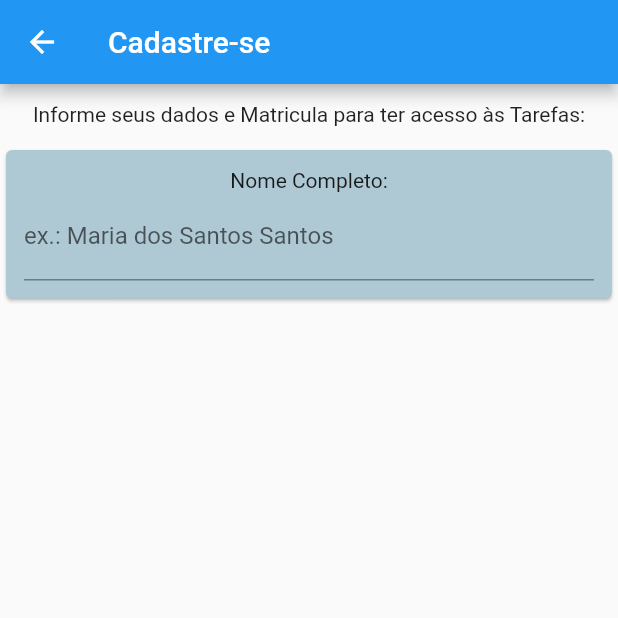
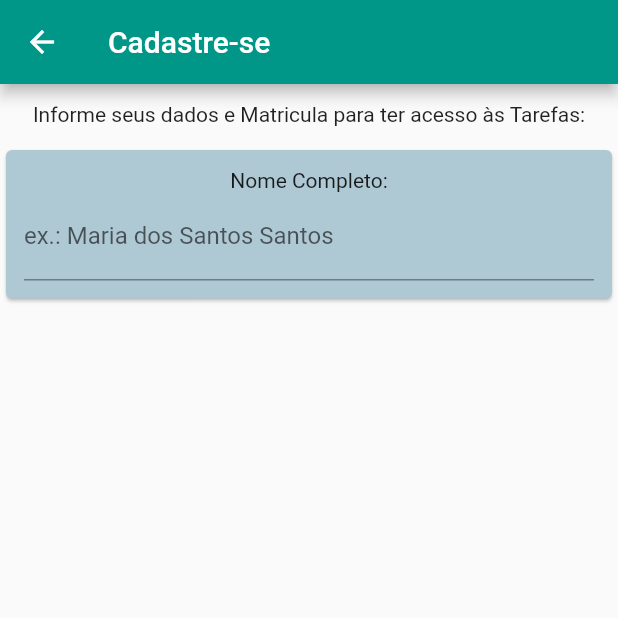
Before and after one commit to Gustavowilker/Cadastramento, a Flutter app: the screen it shows after launch, after a tap on "Cadastre-se", on a phone screen of 412 x 824 dp, the top half of it. Run offline on Flutter 3.47's test engine with Material 2 defaults, Android fonts, the phone set to English and light mode, and no system bars; network calls fail.

Commit message:
atualizações do Leo

```diff
--- a/lib/Pages/loginPage/cadastre.dart
+++ b/lib/Pages/loginPage/cadastre.dart
@@ -1,3 +1,5 @@
+// ignore_for_file: camel_case_types
+
 import 'package:flutter/material.dart';
 
 class cadastre extends StatefulWidget {
@@ -19,26 +21,26 @@ class _cadastreState extends State<cadastre> {
   Widget build(BuildContext context) {
     return Scaffold(
       appBar: AppBar(
-        title: Text('Cadastre-se'),
+        title: const Text('Cadastre-se'),
       ),
       body: Column(
         children: [
           Padding(
             padding: const EdgeInsets.all(12.0),
             child: Container(
-              child: Text(
+              child: const Text(
                 'Informe seus dados e Matricula para ter acesso às Tarefas:',
                 textAlign: TextAlign.center,
               ),
             ),
           ),
           Card(
-            color: Color.fromARGB(255, 174, 200, 212),
+            color: const Color.fromARGB(255, 174, 200, 212),
             child: Padding(
               padding: const EdgeInsets.all(12),
               child: Column(
                 children: [
-                  Text(
+                  const Text(
                     'Nome Completo:',
                     textAlign: TextAlign.left,
                   ),
@@ -46,7 +48,7 @@ class _cadastreState extends State<cadastre> {
                     onChanged: (Text) {
                       nome = Text;
                     },
-                    decoration: InputDecoration(
+                    decoration: const InputDecoration(
                         labelText: 'ex.: Maria dos Santos Santos'),
                   ),
                 ],
--- a/lib/Pages/loginPage/loginPage.dart
+++ b/lib/Pages/loginPage/loginPage.dart
@@ -1,7 +1,11 @@
+// ignore_for_file: camel_case_types
+
 import 'package:flutter/material.dart';
 import 'package:flutter_application_1/Pages/loginPage/cadastre.dart';
 
 class loginPage extends StatefulWidget {
+  const loginPage({Key? key}) : super(key: key);
+
   @override
   State<loginPage> createState() => _loginPageState();
 }
@@ -94,7 +98,7 @@ class _loginPageState extends State<loginPage> {
                             onTap: () {
                               Navigator.push(context,
                                   MaterialPageRoute(builder: (context) {
-                                return cadastre();
+                                return const cadastre();
                               }));
                             },
                           ),
@@ -118,6 +122,7 @@ class _loginPageState extends State<loginPage> {
         children: [
           SizedBox(
             height: MediaQuery.of(context).size.height,
+            width: MediaQuery.of(context).size.width,
             child: Image.asset(
               'assets/imagens/papelParede_login.jpg',
               fit: BoxFit.cover,
--- a/lib/data/dummy_users.dart
+++ b/lib/data/dummy_users.dart
@@ -1,7 +1,9 @@
+// ignore_for_file: constant_identifier_names
+
 import 'package:flutter_application_1/models/user.dart';
 
 const DUMMY_USERS = {
-  '1': const User(
+  '1':  User(
       id: '1',
       name: 'Gustavo',
       email: 'email@gmail.com',
@@ -10,7 +12,7 @@ const DUMMY_USERS = {
       password: '1234',
       avatarUrl:
           'https://cdn.pixabay.com/photo/2014/04/03/10/32/businessman-310819_960_720.png'),
-  '2': const User(
+  '2':  User(
       id: '2',
       name: 'Leonardo Otto',
       email: 'maria@gmail.com',
@@ -19,7 +21,7 @@ const DUMMY_USERS = {
       password: '1234',
       avatarUrl:
           'https://cdn.pixabay.com/photo/2016/11/18/23/38/child-1837375_960_720.png'),
-  '3': const User(
+  '3':  User(
       id: '3',
       name: 'Mary',
       email: 'Mary@gmail.com',
@@ -28,7 +30,7 @@ const DUMMY_USERS = {
       password: '1234',
       avatarUrl:
           'https://cdn.pixabay.com/photo/2016/04/01/12/11/avatar-1300582_960_720.png'),
-  '4': const User(
+  '4':  User(
       id: '4',
       name: 'Guilherme Lourenço',
       email: 'guilherme@gmail.com',
--- a/lib/main.dart
+++ b/lib/main.dart
@@ -1,6 +1,6 @@
 import 'package:flutter/material.dart';
 import 'package:flutter_application_1/Pages/PagesGerente/performance.dart';
-import 'package:flutter_application_1/Pages/PagesView/home_page.dart';
+import 'package:flutter_application_1/Pages/PagesUser/home_page.dart';
 import 'package:flutter_application_1/provider/users.dart';
 import 'package:provider/provider.dart';
 
@@ -24,13 +24,13 @@ class MyApp extends StatelessWidget {
       child: MaterialApp(
         debugShowCheckedModeBanner: false,
         theme: ThemeData(
-          primarySwatch: Colors.blue,
+          primarySwatch: Colors.teal,
         ),
         initialRoute: '/',
         routes: {
           '/': (context) => loginPage(),
-          '/home': (context) => HomePage(),
-          '/performance': (context) => performancePage(),
+          '/home': (context) => const HomePage(),
+          '/performance': (context) => const performancePage(),
         },
       ),
     );
--- a/lib/routes/app_routes.dart
+++ b/lib/routes/app_routes.dart
@@ -1,3 +1,4 @@
 class AppRoutes {
-  static const HOME = '';
+
+  static const HOME = '/home';
 }
```
Also changed, not shown: lib/Pages/PagesGerente/performance.dart (+25 -8 lines), lib/Pages/PagesUser/home_page.dart (renamed from lib/Pages/PagesView/home_page.dart, +22 -3 lines), lib/componets/user_tile.dart (+4 -4 lines), lib/models/user.dart (+3 -4 lines), lib/Pages/PagesUser/Avisos_page.dart (renamed from lib/Pages/PagesView/Avisos_page.dart), lib/Pages/PagesUser/Tarefas_page.dart (renamed from lib/Pages/PagesView/Tarefas_page.dart), lib/Pages/PagesUser/one_page.dart (renamed from lib/Pages/PagesView/one_page.dart).
